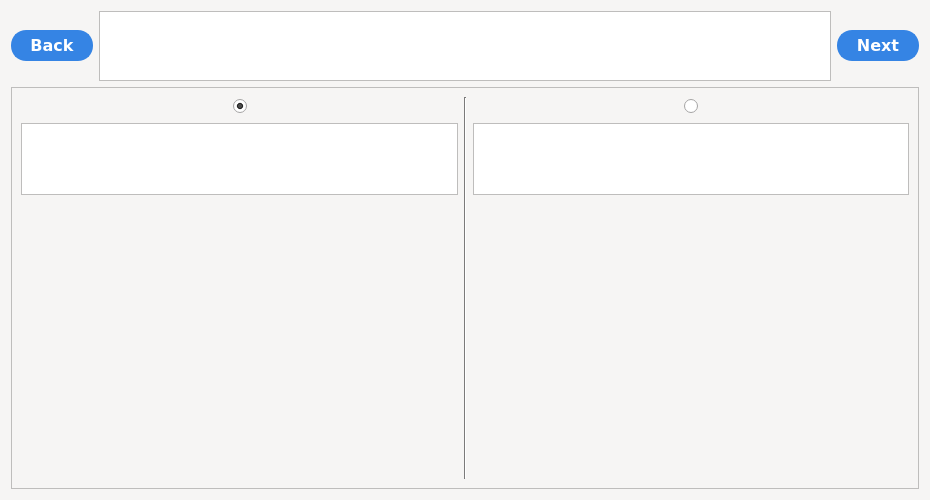
This is application/ui/qt_generated/determinant.ui in Yarosvet/Bionic as Qt 5 draws it before an edit. The edited form follows.
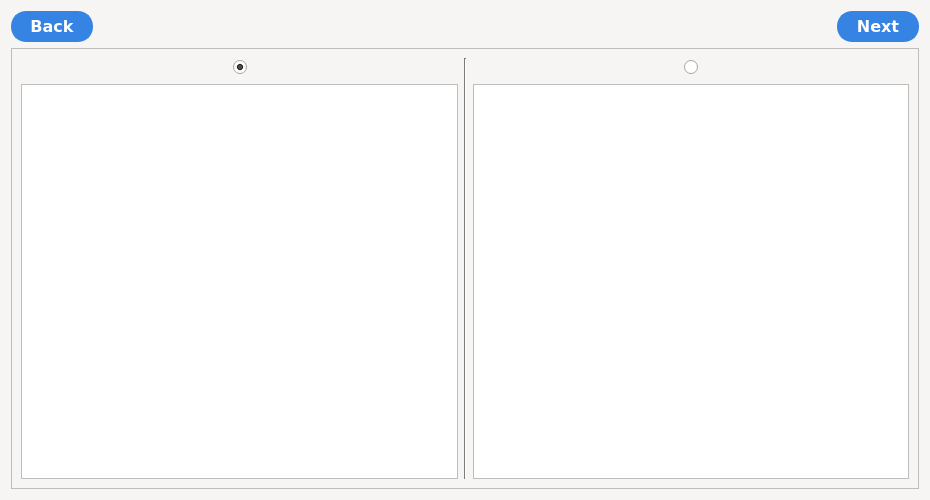
This is the edited form. Icons and pictures are not drawn.

Diff of the .ui file:
```diff
--- a/application/ui/qt_generated/determinant.ui
+++ b/application/ui/qt_generated/determinant.ui
@@ -471,17 +471,17 @@
       </widget>
      </item>
      <item>
-      <widget class="QTextBrowser" name="text_field">
-       <property name="sizePolicy">
-        <sizepolicy hsizetype="Expanding" vsizetype="Maximum">
-         <horstretch>0</horstretch>
-         <verstretch>0</verstretch>
-        </sizepolicy>
+      <spacer name="horizontalSpacer_5">
+       <property name="orientation">
+        <enum>Qt::Horizontal</enum>
        </property>
-       <property name="sizeAdjustPolicy">
-        <enum>QAbstractScrollArea::AdjustIgnored</enum>
+       <property name="sizeHint" stdset="0">
+        <size>
+         <width>40</width>
+         <height>20</height>
+        </size>
        </property>
-      </widget>
+      </spacer>
      </item>
      <item>
       <widget class="QPushButton" name="next_button">
@@ -531,7 +531,7 @@
         <x>0</x>
         <y>0</y>
         <width>910</width>
-        <height>401</height>
+        <height>441</height>
        </rect>
       </property>
       <layout class="QHBoxLayout" name="horizontalLayout_2">
@@ -586,7 +586,7 @@
          <item>
           <widget class="QTextBrowser" name="caption_a">
            <property name="sizePolicy">
-            <sizepolicy hsizetype="Expanding" vsizetype="Maximum">
+            <sizepolicy hsizetype="Expanding" vsizetype="Expanding">
              <horstretch>0</horstretch>
              <verstretch>0</verstretch>
             </sizepolicy>
@@ -596,25 +596,6 @@
            </property>
           </widget>
          </item>
-         <item>
-          <widget class="QLabel" name="pic_a">
-           <property name="sizePolicy">
-            <sizepolicy hsizetype="Minimum" vsizetype="MinimumExpanding">
-             <horstretch>0</horstretch>
-             <verstretch>0</verstretch>
-            </sizepolicy>
-           </property>
-           <property name="text">
-            <string/>
-           </property>
-           <property name="scaledContents">
-            <bool>false</bool>
-           </property>
-           <property name="alignment">
-            <set>Qt::AlignCenter</set>
-           </property>
-          </widget>
-         </item>
         </layout>
        </item>
        <item>
@@ -672,7 +653,7 @@
          <item>
           <widget class="QTextBrowser" name="caption_b">
            <property name="sizePolicy">
-            <sizepolicy hsizetype="Expanding" vsizetype="Maximum">
+            <sizepolicy hsizetype="Expanding" vsizetype="Expanding">
              <horstretch>0</horstretch>
              <verstretch>0</verstretch>
             </sizepolicy>
@@ -682,25 +663,6 @@
            </property>
           </widget>
          </item>
-         <item>
-          <widget class="QLabel" name="pic_b">
-           <property name="sizePolicy">
-            <sizepolicy hsizetype="Minimum" vsizetype="MinimumExpanding">
-             <horstretch>0</horstretch>
-             <verstretch>0</verstretch>
-            </sizepolicy>
-           </property>
-           <property name="text">
-            <string/>
-           </property>
-           <property name="scaledContents">
-            <bool>false</bool>
-           </property>
-           <property name="alignment">
-            <set>Qt::AlignCenter</set>
-           </property>
-          </widget>
-         </item>
         </layout>
        </item>
       </layout>
```
